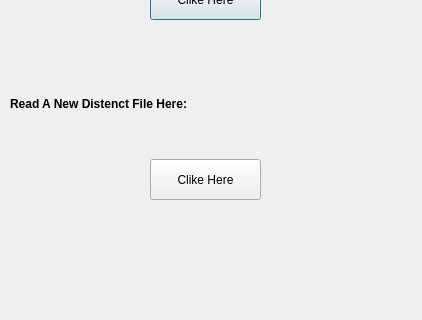
Before: the Qt Designer form intputdata.ui in Ling2251/CS1D-Project-2-Baseball-Project, drawn with Qt 5; both pictures show x 0 to 422 and y 181 to 501 of the 422 by 501 pixel window.
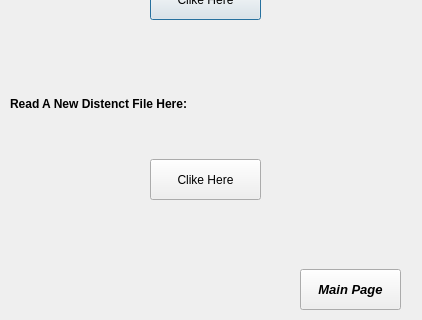
After: the same form once the commit is applied.

What changed in the file:
```diff
--- a/intputdata.ui
+++ b/intputdata.ui
@@ -78,6 +78,28 @@
     <string>Clike Here</string>
    </property>
   </widget>
+  <widget class="QPushButton" name="mainPagrButton">
+   <property name="geometry">
+    <rect>
+     <x>300</x>
+     <y>450</y>
+     <width>101</width>
+     <height>41</height>
+    </rect>
+   </property>
+   <property name="font">
+    <font>
+     <family>Arial</family>
+     <pointsize>10</pointsize>
+     <weight>75</weight>
+     <italic>true</italic>
+     <bold>true</bold>
+    </font>
+   </property>
+   <property name="text">
+    <string>Main Page</string>
+   </property>
+  </widget>
  </widget>
  <resources/>
  <connections/>
```
